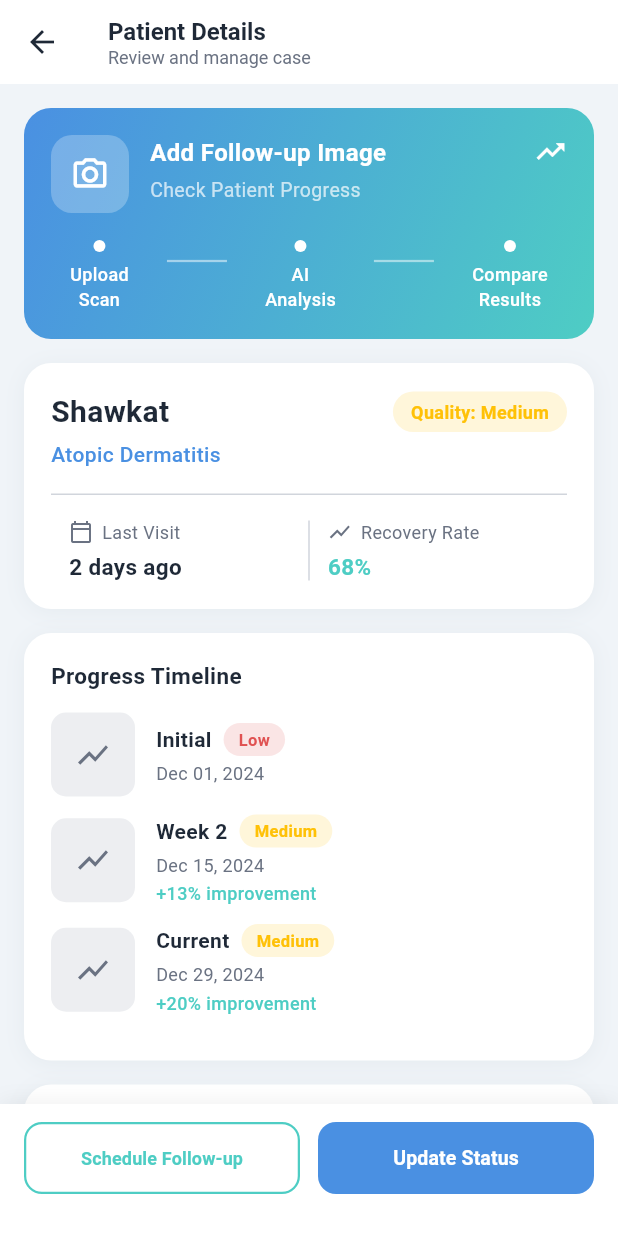
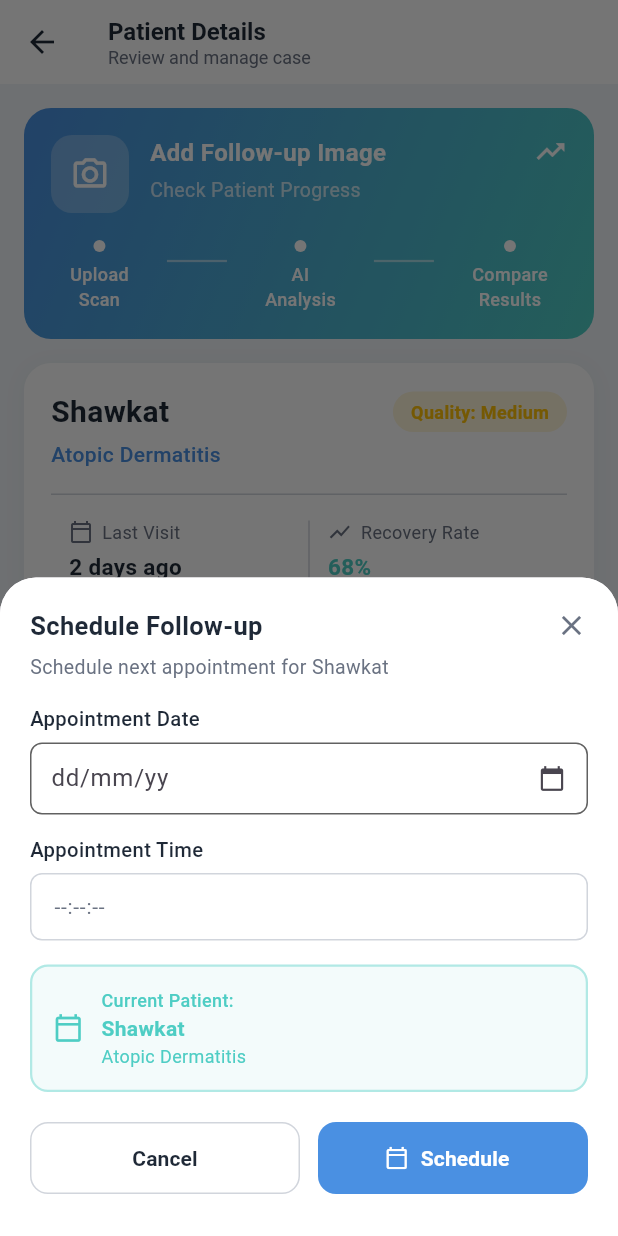
Before and after one commit to ziad-abdelalim-911/Dermalyze_app, a Flutter app: the PatientDetailsScreen screen opened directly, after a tap on "Schedule Follow-up", on a phone screen of 412 x 824 dp. Run offline on Flutter 3.47's test engine with Material 3 defaults, Android fonts, the phone set to English and light mode, and no system bars; our stand-ins replace dio, flutter_bloc, flutter_secure_storage, flutter_spinkit, flutter_svg, gap and 3 more; accounts and stored records are empty.

Commit message:
feat: add update status and schedule followup bottom sheets

```diff
--- a/lib/features/auth/view/patients/screens/patient_details_screen.dart
+++ b/lib/features/auth/view/patients/screens/patient_details_screen.dart
@@ -4,7 +4,8 @@ import 'package:dermalyze/features/auth/view/patients/widgets/followup_image_car
 import 'package:dermalyze/features/auth/view/patients/widgets/patient_info_card.dart';
 import 'package:dermalyze/features/auth/view/patients/widgets/prescribed_medications_card.dart';
 import 'package:dermalyze/features/auth/view/patients/widgets/progress_timeline_card.dart';
-
+import 'package:dermalyze/features/auth/view/patients/widgets/schedule_followup_bottom_sheet.dart';
+import 'package:dermalyze/features/auth/view/patients/widgets/update_status_bottom_sheet.dart';
 import 'package:flutter/material.dart';
 
 class PatientDetailsScreen extends StatefulWidget {
@@ -90,7 +91,7 @@ class _PatientDetailsScreenState extends State<PatientDetailsScreen> {
           ],
         ),
       ),
-      bottomNavigationBar: _buildBottomButtons(),
+      bottomNavigationBar: _buildBottomButtons(context),
     );
   }
 
@@ -122,7 +123,7 @@ class _PatientDetailsScreenState extends State<PatientDetailsScreen> {
     );
   }
 
-  Widget _buildBottomButtons() {
+  Widget _buildBottomButtons(BuildContext context) {
     return Container(
       padding: const EdgeInsets.fromLTRB(16, 12, 16, 28),
       decoration: BoxDecoration(
@@ -143,7 +144,23 @@ class _PatientDetailsScreenState extends State<PatientDetailsScreen> {
               height: 48,
               child: OutlinedButton(
                 onPressed: () {
-                  // TODO: navigate to schedule follow-up
+                  showModalBottomSheet(
+                    context: context,
+                    isScrollControlled: true,
+                    shape: const RoundedRectangleBorder(
+                      borderRadius:
+                          BorderRadius.vertical(top: Radius.circular(24)),
+                    ),
+                    builder: (_) => Padding(
+                      padding: EdgeInsets.only(
+                        bottom: MediaQuery.of(context).viewInsets.bottom,
+                      ),
+                      child: const ScheduleFollowupBottomSheet(
+                        patientName: 'Shawkat',
+                        diagnosis: 'Atopic Dermatitis',
+                      ),
+                    ),
+                  );
                 },
                 style: OutlinedButton.styleFrom(
                   side: BorderSide(color: AppColors.Turqouoise, width: 1.5),
@@ -169,7 +186,17 @@ class _PatientDetailsScreenState extends State<PatientDetailsScreen> {
               height: 48,
               child: ElevatedButton(
                 onPressed: () {
-                  // TODO: update status logic
+                  showModalBottomSheet(
+                    context: context,
+                    isScrollControlled: true,
+                    shape: const RoundedRectangleBorder(
+                      borderRadius:
+                          BorderRadius.vertical(top: Radius.circular(24)),
+                    ),
+                    builder: (_) => const UpdateStatusBottomSheet(
+                      patientName: 'Shawkat',
+                    ),
+                  );
                 },
                 style: ElevatedButton.styleFrom(
                   backgroundColor: AppColors.SkyBlue,
--- /dev/null
+++ b/lib/features/auth/view/patients/widgets/schedule_followup_bottom_sheet.dart
@@ -0,0 +1,259 @@
+import 'package:dermalyze/core/constants/app_colors.dart';
+import 'package:dermalyze/features/shared/Custom_Date_Textformfield.dart';
+import 'package:flutter/material.dart';
+
+class ScheduleFollowupBottomSheet extends StatefulWidget {
+  final String patientName;
+  final String diagnosis;
+
+  const ScheduleFollowupBottomSheet({
+    super.key,
+    required this.patientName,
+    required this.diagnosis,
+  });
+
+  @override
+  State<ScheduleFollowupBottomSheet> createState() =>
+      _ScheduleFollowupBottomSheetState();
+}
+
+class _ScheduleFollowupBottomSheetState
+    extends State<ScheduleFollowupBottomSheet> {
+  final _dateController = TextEditingController();
+  final _timeController = TextEditingController();
+  final _formKey = GlobalKey<FormState>();
+
+  @override
+  void dispose() {
+    _dateController.dispose();
+    _timeController.dispose();
+    super.dispose();
+  }
+
+  @override
+  Widget build(BuildContext context) {
+    return Container(
+      padding: const EdgeInsets.all(20),
+      decoration: const BoxDecoration(
+        color: Colors.white,
+        borderRadius: BorderRadius.vertical(top: Radius.circular(24)),
+      ),
+      child: Form(
+        key: _formKey,
+        child: Column(
+          mainAxisSize: MainAxisSize.min,
+          crossAxisAlignment: CrossAxisAlignment.start,
+          children: [
+            // Header
+            Row(
+              mainAxisAlignment: MainAxisAlignment.spaceBetween,
+              children: [
+                Text(
+                  'Schedule Follow-up',
+                  style: TextStyle(
+                    fontSize: 17,
+                    fontWeight: FontWeight.bold,
+                    color: AppColors.Black,
+                  ),
+                ),
+                GestureDetector(
+                  onTap: () => Navigator.pop(context),
+                  child: Icon(Icons.close, color: AppColors.Gray, size: 22),
+                ),
+              ],
+            ),
+            const SizedBox(height: 6),
+            Text(
+              'Schedule next appointment for ${widget.patientName}',
+              style: TextStyle(fontSize: 13, color: AppColors.Gray),
+            ),
+            const SizedBox(height: 16),
+
+            // Appointment Date
+            Text(
+              'Appointment Date',
+              style: TextStyle(
+                fontSize: 13.5,
+                fontWeight: FontWeight.w500,
+                color: AppColors.Black,
+              ),
+            ),
+            const SizedBox(height: 6),
+            CustomDateTextformfield(
+              controller: _dateController,
+              hint: 'dd/mm/yy',
+              validatorText: 'Please select appointment date',
+            ),
+            const SizedBox(height: 14),
+
+            // Appointment Time
+            Text(
+              'Appointment Time',
+              style: TextStyle(
+                fontSize: 13.5,
+                fontWeight: FontWeight.w500,
+                color: AppColors.Black,
+              ),
+            ),
+            const SizedBox(height: 6),
+            TextFormField(
+              controller: _timeController,
+              readOnly: true,
+              validator: (v) =>
+                  (v == null || v.isEmpty) ? 'Please select time' : null,
+              style: TextStyle(fontSize: 14, color: AppColors.Black),
+              decoration: InputDecoration(
+                hintText: '--:--:--',
+                hintStyle: TextStyle(fontSize: 14, color: AppColors.Gray),
+                filled: true,
+                fillColor: Colors.white,
+                isDense: true,
+                contentPadding: const EdgeInsets.symmetric(
+                  horizontal: 12,
+                  vertical: 12,
+                ),
+                border: OutlineInputBorder(
+                  borderRadius: BorderRadius.circular(8),
+                  borderSide: BorderSide(color: AppColors.Gray2),
+                ),
+                enabledBorder: OutlineInputBorder(
+                  borderRadius: BorderRadius.circular(8),
+                  borderSide: BorderSide(color: AppColors.Gray2),
+                ),
+                focusedBorder: OutlineInputBorder(
+                  borderRadius: BorderRadius.circular(8),
+                  borderSide: BorderSide(color: AppColors.SkyBlue),
+                ),
+              ),
+              onTap: () async {
+                final TimeOfDay? picked = await showTimePicker(
+                  context: context,
+                  initialTime: TimeOfDay.now(),
+                );
+                if (picked != null) {
+                  setState(() {
+                    _timeController.text = picked.format(context);
+                  });
+                }
+              },
+            ),
+            const SizedBox(height: 16),
+
+            // Patient Info Box
+            Container(
+              padding: const EdgeInsets.all(14),
+              decoration: BoxDecoration(
+                color: AppColors.Turqouoise.withOpacity(0.07),
+                borderRadius: BorderRadius.circular(12),
+                border: Border.all(
+                  color: AppColors.Turqouoise.withOpacity(0.4),
+                  width: 1.5,
+                ),
+              ),
+              child: Row(
+                children: [
+                  Icon(
+                    Icons.calendar_today_outlined,
+                    color: AppColors.Turqouoise,
+                    size: 20,
+                  ),
+                  const SizedBox(width: 12),
+                  Column(
+                    crossAxisAlignment: CrossAxisAlignment.start,
+                    children: [
+                      Text(
+                        'Current Patient:',
+                        style: TextStyle(
+                          fontSize: 12,
+                          color: AppColors.Turqouoise,
+                          fontWeight: FontWeight.w500,
+                        ),
+                      ),
+                      Text(
+                        widget.patientName,
+                        style: TextStyle(
+                          fontSize: 14,
+                          fontWeight: FontWeight.bold,
+                          color: AppColors.Turqouoise,
+                        ),
+                      ),
+                      Text(
+                        widget.diagnosis,
+                        style: TextStyle(
+                          fontSize: 12,
+                          color: AppColors.Turqouoise,
+                        ),
+                      ),
+                    ],
+                  ),
+                ],
+              ),
+            ),
+            const SizedBox(height: 20),
+
+            // Buttons
+            Row(
+              children: [
+                Expanded(
+                  child: SizedBox(
+                    height: 48,
+                    child: OutlinedButton(
+                      onPressed: () => Navigator.pop(context),
+                      style: OutlinedButton.styleFrom(
+                        side: BorderSide(color: AppColors.Gray2),
+                        shape: RoundedRectangleBorder(
+                          borderRadius: BorderRadius.circular(12),
+                        ),
+                      ),
+                      child: Text(
+                        'Cancel',
+                        style: TextStyle(
+                          color: AppColors.Black,
+                          fontWeight: FontWeight.w600,
+                        ),
+                      ),
+                    ),
+                  ),
+                ),
+                const SizedBox(width: 12),
+                Expanded(
+                  child: SizedBox(
+                    height: 48,
+                    child: ElevatedButton.icon(
+                      onPressed: () {
+                        if (_formKey.currentState!.validate()) {
+                          // TODO: send to bloc
+                          Navigator.pop(context);
+                        }
+                      },
+                      style: ElevatedButton.styleFrom(
+                        backgroundColor: AppColors.SkyBlue,
+                        elevation: 0,
+                        shape: RoundedRectangleBorder(
+                          borderRadius: BorderRadius.circular(12),
+                        ),
+                      ),
+                      icon: const Icon(
+                        Icons.calendar_today_outlined,
+                        color: Colors.white,
+                        size: 16,
+                      ),
+                      label: const Text(
+                        'Schedule',
+                        style: TextStyle(
+                          color: Colors.white,
+                          fontWeight: FontWeight.w600,
+                        ),
+                      ),
+                    ),
+                  ),
+                ),
+              ],
+            ),
+            const SizedBox(height: 8),
+          ],
+        ),
+      ),
+    );
+  }
+}
```
Also changed, not shown: lib/features/auth/view/patients/widgets/update_status_bottom_sheet.dart (added, +225 -0 lines).
